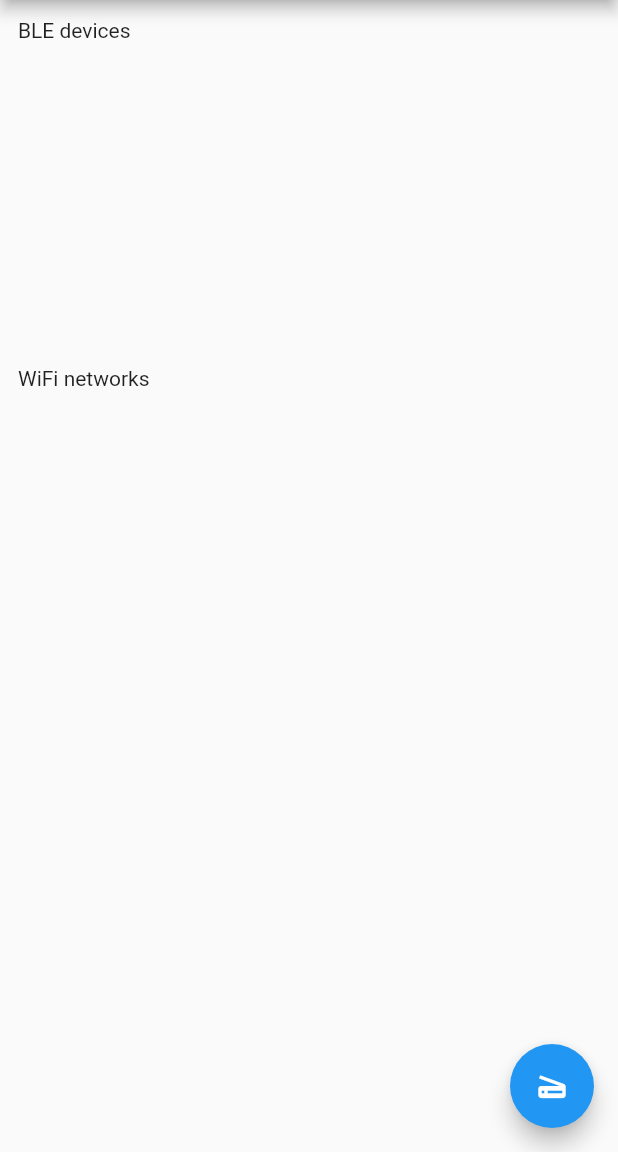
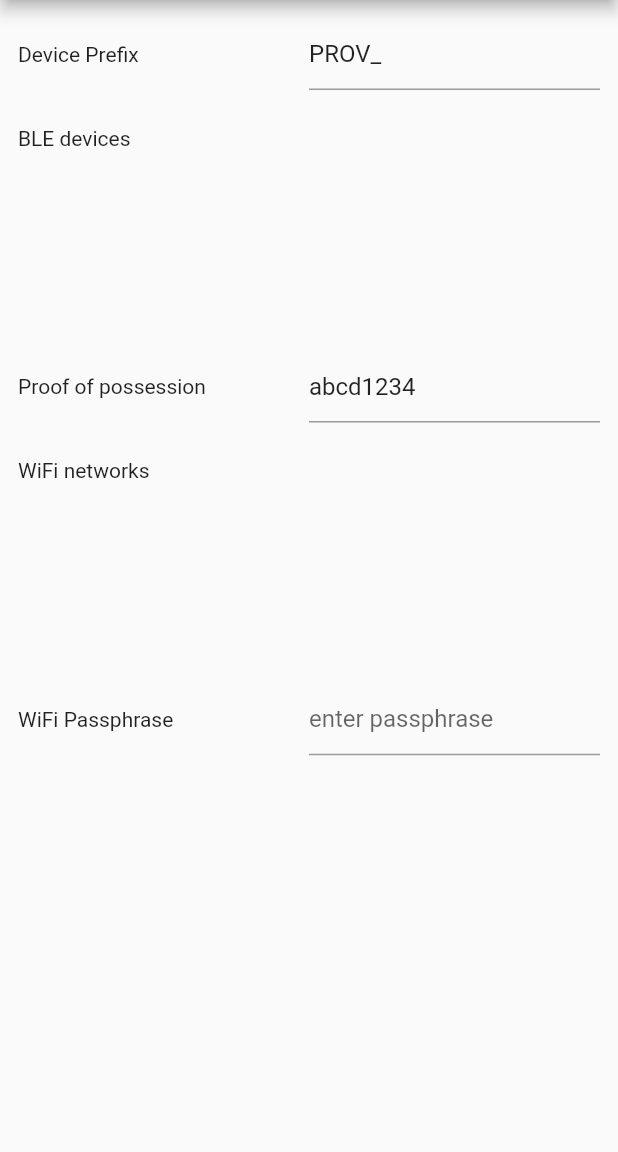
Before and after one commit to lduncan/flutter_esp_ble_prov, a Flutter app: the screen it shows after launch, after a tap on the "bluetooth" icon, on a phone screen of 412 x 824 dp, the part 84-1236 px from its top. Run offline on Flutter 3.47's test engine with Material 2 defaults, Android fonts, the phone set to English and light mode, and no system bars; our stand-ins replace plugin_platform_interface.

Commit message:
Working example and library

```diff
--- a/example/lib/main.dart
+++ b/example/lib/main.dart
@@ -8,12 +8,6 @@ void main() {
   runApp(const MyApp());
 }
 
-class ProvisionConfig {
-  List<String> devices = [];
-  List<String> networks = [];
-  String selectedDevice = '';
-}
-
 class MyApp extends StatefulWidget {
   const MyApp({super.key});
 
@@ -22,10 +16,7 @@ class MyApp extends StatefulWidget {
 }
 
 class _MyAppState extends State<MyApp> {
-  String _platformVersion = 'Unknown';
   final _flutterEspBleProvPlugin = FlutterEspBleProv();
-
-  final _config = ProvisionConfig();
 
   final PAD = 12.0;
   final DEVICE_PREFIX = 'PROV';
@@ -33,43 +24,36 @@ class _MyAppState extends State<MyApp> {
   List<String> devices = [];
   List<String> networks = [];
 
-  @override
-  void initState() {
-    super.initState();
-    initPlatformState();
-  }
+  String selectedDeviceName = '';
+  String selectedSsid = '';
 
-  // Platform messages are asynchronous, so we initialize in an async method.
-  Future<void> initPlatformState() async {
-    String platformVersion;
-    // Platform messages may fail, so we use a try/catch PlatformException.
-    // We also handle the message potentially returning null.
-    try {
-      platformVersion = await _flutterEspBleProvPlugin.getPlatformVersion() ??
-          'Unknown platform version';
-    } on PlatformException {
-      platformVersion = 'Failed to get platform version.';
-    }
+  final prefixController = TextEditingController(text: 'PROV_');
+  final proofOfPossessionController = TextEditingController(text: 'abcd1234');
+  final passphraseController = TextEditingController();
 
-    // If the widget was removed from the tree while the asynchronous platform
-    // message was in flight, we want to discard the reply rather than calling
-    // setState to update our non-existent appearance.
-    if (!mounted) return;
-
-    setState(() {
-      _platformVersion = platformVersion;
-    });
-  }
-
-  scanBleDevices(String prefix) async {
-    final scannedDevices = await _flutterEspBleProvPlugin.scanBleDevices(prefix);
+  scanBleDevices() async {
+    final prefix = prefixController.text;
+    final scannedDevices =
+        await _flutterEspBleProvPlugin.scanBleDevices(prefix);
     setState(() {
       devices = scannedDevices;
     });
   }
 
-  scanWifiNetworks(String deviceName, String proofOfPosession) async {
+  scanWifiNetworks() async {
+    final proofOfPossession = proofOfPossessionController.text;
+    final scannedNetworks = await _flutterEspBleProvPlugin.scanWifiNetworks(
+        selectedDeviceName, proofOfPossession);
+    setState(() {
+      networks = scannedNetworks;
+    });
+  }
 
+  provisionWifi() async {
+    final proofOfPossession = proofOfPossessionController.text;
+    final passphrase = passphraseController.text;
+    final success = await _flutterEspBleProvPlugin.provisionWifi(
+        selectedDeviceName, proofOfPossession, selectedSsid, passphrase);
   }
 
   @override
@@ -81,15 +65,37 @@ class _MyAppState extends State<MyApp> {
           actions: [
             IconButton(
               icon: Icon(Icons.bluetooth),
-                onPressed: () => scanBleDevices(DEVICE_PREFIX),
+              onPressed: () => scanBleDevices(),
             ),
           ],
         ),
         body: Container(
           child: Column(
             mainAxisSize: MainAxisSize.max,
+            mainAxisAlignment: MainAxisAlignment.start,
             crossAxisAlignment: CrossAxisAlignment.stretch,
             children: [
+              Flexible(
+                child: Container(
+                  padding: EdgeInsets.all(PAD),
+                  child: Row(
+                    mainAxisSize: MainAxisSize.max,
+                    mainAxisAlignment: MainAxisAlignment.spaceBetween,
+                    children: [
+                      Flexible(
+                        child: Text('Device Prefix'),
+                      ),
+                      Expanded(
+                        child: TextField(
+                          controller: prefixController,
+                          decoration:
+                              InputDecoration(hintText: 'enter device prefix'),
+                        ),
+                      ),
+                    ],
+                  ),
+                ),
+              ),
               Flexible(
                 child: Container(
                   padding: EdgeInsets.all(PAD),
@@ -101,19 +107,40 @@ class _MyAppState extends State<MyApp> {
                   itemCount: devices.length,
                   itemBuilder: (context, i) {
                     return ListTile(
-                      title: Text(devices[i]),
+                      title: Text(
+                        devices[i],
+                        style: TextStyle(
+                          color: Colors.blue.shade700,
+                          fontWeight: FontWeight.bold,
+                        ),
+                      ),
                       onTap: () {
-                        _flutterEspBleProvPlugin
-                            .scanWifiNetworks(devices[i])
-                            .then((nets) {
-                          print(nets);
-                          setState(() {
-                            networks.addAll(nets);
-                          });
-                        });
+                        selectedDeviceName = devices[i];
+                        scanWifiNetworks();
                       },
                     );
                   },
+                ),
+              ),
+              Flexible(
+                child: Container(
+                  padding: EdgeInsets.all(PAD),
+                  child: Row(
+                    mainAxisSize: MainAxisSize.max,
+                    mainAxisAlignment: MainAxisAlignment.spaceBetween,
+                    children: [
+                      Flexible(
+                        child: Text('Proof of possession'),
+                      ),
+                      Expanded(
+                        child: TextField(
+                          controller: proofOfPossessionController,
+                          decoration: InputDecoration(
+                              hintText: 'enter proof of possession string'),
+                        ),
+                      ),
+                    ],
+                  ),
                 ),
               ),
               Flexible(
@@ -127,37 +154,45 @@ class _MyAppState extends State<MyApp> {
                   itemCount: networks.length,
                   itemBuilder: (context, i) {
                     return ListTile(
-                        title: Text(networks[i]),
+                      title: Text(
+                        networks[i],
+                        style: TextStyle(
+                          color: Colors.green.shade700,
+                          fontWeight: FontWeight.bold,
+                        ),
+                      ),
                       onTap: () {
-                          getPasswordFor(context, networks[i])
-                              .then((passphrase) {
-                            _flutterEspBleProvPlugin.provisionWifi(
-                                networks[i], passphrase);
-                          });
-                        });
+                        selectedSsid = networks[i];
+                        provisionWifi();
                       },
+                    );
+                  },
+                ),
+              ),
+              Flexible(
+                child: Container(
+                  padding: EdgeInsets.all(PAD),
+                  child: Row(
+                    mainAxisSize: MainAxisSize.max,
+                    mainAxisAlignment: MainAxisAlignment.spaceBetween,
+                    children: [
+                      Flexible(
+                        child: Text('WiFi Passphrase'),
+                      ),
+                      Expanded(
+                        child: TextField(
+                          controller: passphraseController,
+                          decoration:
+                              InputDecoration(hintText: 'enter passphrase'),
+                          obscureText: true,
                         ),
                       ),
                     ],
                   ),
                 ),
-        floatingActionButton: FloatingActionButton(
-          child: Icon(Icons.scanner),
-          onPressed: () {
-            _flutterEspBleProvPlugin.scanBleDevices("PROV_").then((devs) {
-              setState(() {
-                devices.addAll(devs);
-              });
-              //print(devices);
-              //_flutterEspBleProvPlugin.scanWifiNetworks(devices[0]).then((networks) {
-              //  print("here");
-              //  print(networks);
-              //  _flutterEspBleProvPlugin.provisionWifi("PineCorner", "hildaali").then((r) {
-              //    print(r);
-              //  });
-              //});
-            });
-          },
+              ),
+            ],
+          ),
         ),
       ),
     );
--- a/lib/flutter_esp_ble_prov_method_channel.dart
+++ b/lib/flutter_esp_ble_prov_method_channel.dart
@@ -11,13 +11,16 @@ class MethodChannelFlutterEspBleProv extends FlutterEspBleProvPlatform {
 
   @override
   Future<String?> getPlatformVersion() async {
-    final version = await methodChannel.invokeMethod<String>('getPlatformVersion');
+    final version =
+        await methodChannel.invokeMethod<String>('getPlatformVersion');
     return version;
   }
 
   @override
   Future<List<String>> scanBleDevices(String prefix) async {
-    final raw = await methodChannel.invokeMethod<List<Object?>>('scanBleDevices');
+    final args = {'prefix': prefix};
+    final raw =
+        await methodChannel.invokeMethod<List<Object?>>('scanBleDevices', args);
     final List<String> devices = [];
     if (raw != null) {
       devices.addAll(raw.cast<String>());
@@ -26,12 +29,14 @@ class MethodChannelFlutterEspBleProv extends FlutterEspBleProvPlatform {
   }
 
   @override
-  Future<List<String>> scanWifiNetworks(String deviceName, String proofOfPossession) async {
+  Future<List<String>> scanWifiNetworks(
+      String deviceName, String proofOfPossession) async {
     final args = {
       'deviceName': deviceName,
       'proofOfPossession': proofOfPossession,
     };
-    final raw = await methodChannel.invokeMethod<List<Object?>>('scanWifiNetworks',args)
+    final raw = await methodChannel.invokeMethod<List<Object?>>(
+        'scanWifiNetworks', args);
     final List<String> networks = [];
     if (raw != null) {
       networks.addAll(raw.cast<String>());
@@ -40,7 +45,8 @@ class MethodChannelFlutterEspBleProv extends FlutterEspBleProvPlatform {
   }
 
   @override
-  Future<bool> provisionWifi(String deviceName, String proofOfPossession, String ssid, String passphrase) async {
+  Future<bool> provisionWifi(String deviceName, String proofOfPossession,
+      String ssid, String passphrase) async {
     final args = {
       'deviceName': deviceName,
       'proofOfPossession': proofOfPossession,
@@ -50,6 +56,4 @@ class MethodChannelFlutterEspBleProv extends FlutterEspBleProvPlatform {
     final raw = await methodChannel.invokeMethod<bool?>('provisionWifi', args);
     return true;
   }
-
-
 }
```
Also changed, not shown: 3 other files. Lines whose indentation alone changed are shown as unchanged.
